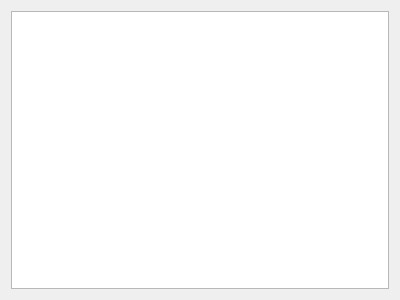
This is kmymoney/views/kpayeeidentifierview.ui in KDE/kmymoney as Qt 5 draws it before an edit. The edited form follows.
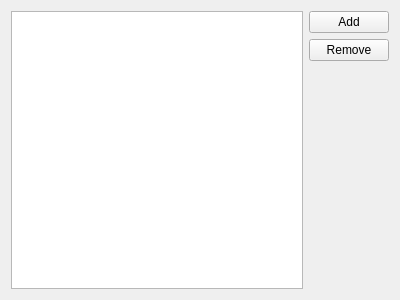
This is the edited form. Custom widgets are drawn as their Qt base class.

Diff of the .ui file:
```diff
--- a/kmymoney/views/kpayeeidentifierview.ui
+++ b/kmymoney/views/kpayeeidentifierview.ui
@@ -10,12 +10,57 @@
     <height>300</height>
    </rect>
   </property>
-  <layout class="QVBoxLayout" name="verticalLayout">
+  <layout class="QHBoxLayout" name="horizontalLayout">
    <item>
-    <widget class="QListView" name="view"/>
+    <widget class="QListView" name="view">
+     <property name="selectionRectVisible">
+      <bool>true</bool>
+     </property>
+    </widget>
+   </item>
+   <item>
+    <layout class="QVBoxLayout" name="verticalLayout">
+     <item>
+      <widget class="KPushButton" name="buttonAdd">
+       <property name="text">
+        <string>Add</string>
+       </property>
+       <property name="autoDefault">
+        <bool>true</bool>
+       </property>
+      </widget>
+     </item>
+     <item>
+      <widget class="KPushButton" name="buttonRemove">
+       <property name="text">
+        <string>Remove</string>
+       </property>
+      </widget>
+     </item>
+     <item>
+      <spacer name="verticalSpacer">
+       <property name="orientation">
+        <enum>Qt::Vertical</enum>
+       </property>
+       <property name="sizeHint" stdset="0">
+        <size>
+         <width>20</width>
+         <height>40</height>
+        </size>
+       </property>
+      </spacer>
+     </item>
+    </layout>
    </item>
   </layout>
  </widget>
+ <customwidgets>
+  <customwidget>
+   <class>KPushButton</class>
+   <extends>QPushButton</extends>
+   <header>kpushbutton.h</header>
+  </customwidget>
+ </customwidgets>
  <resources/>
  <connections/>
 </ui>
```
Left out of the diff: 39 changed lines with no effect on the pictures.
